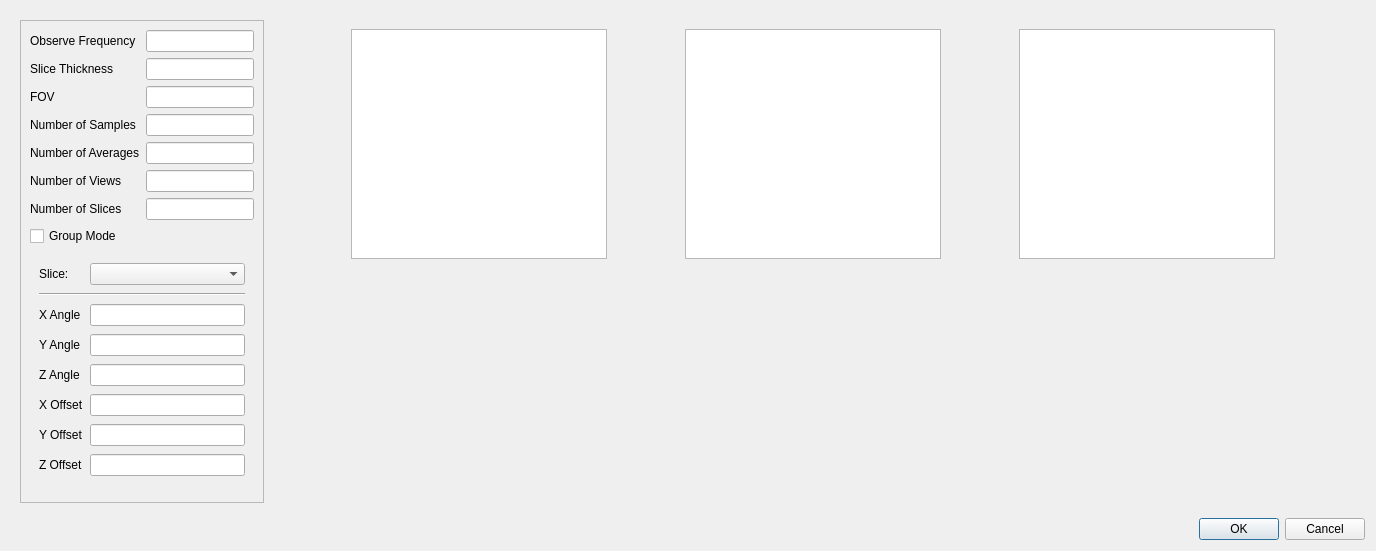
Old version of the form examinfodialog.ui in the repository xbghc/mrscan2.
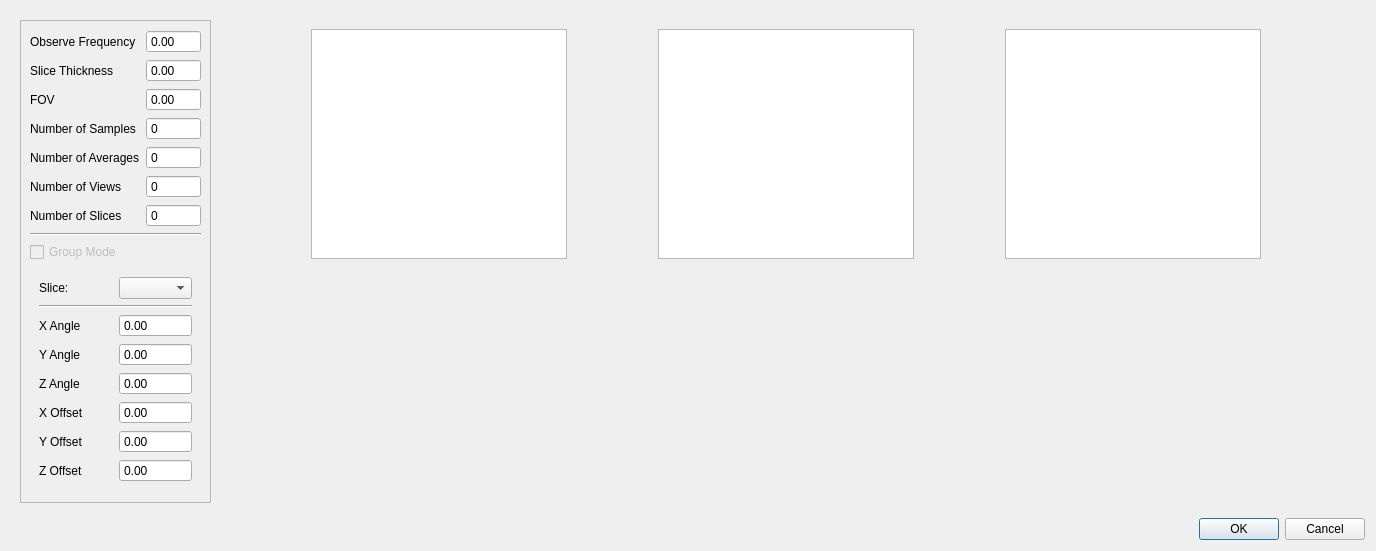
New version of the form.

Commit message:
feat: 使用table view代替原来的table widget
commit c248f12575833efa074e6b1fad004ea202eaf059

    参数对话框accept后会将修改应用到序列的参数

commit 60c9172a46e2c8c21e1334be7a9230b7244397b9

    参数的输入使用spinbox

commit 7e6b30fe2b827f749149addd7265072b2efced50

    打开序列窗口时初始化参数

commit e674fc43fe691778cd7f2f831bb97f0cae7fb437

    使用table view重写exam table

What changed in the file:
```diff
--- a/examinfodialog.ui
+++ b/examinfodialog.ui
@@ -33,59 +33,98 @@
           <rect>
            <x>0</x>
            <y>0</y>
-           <width>254</width>
-           <height>482</height>
+           <width>240</width>
+           <height>494</height>
           </rect>
          </property>
          <layout class="QGridLayout" name="gridLayout">
-          <item row="2" column="0">
-           <widget class="QLabel" name="label_3">
-            <property name="text">
-             <string>FOV</string>
+          <item row="3" column="1">
+           <widget class="QSpinBox" name="editNoSamples">
+            <property name="buttonSymbols">
+             <enum>QAbstractSpinBox::ButtonSymbols::NoButtons</enum>
+            </property>
+            <property name="maximum">
+             <number>9999</number>
             </property>
            </widget>
           </item>
-          <item row="4" column="1">
-           <widget class="QLineEdit" name="lineEdit_5">
-            <property name="text">
-             <string/>
+          <item row="5" column="1">
+           <widget class="QSpinBox" name="editNoViews">
+            <property name="buttonSymbols">
+             <enum>QAbstractSpinBox::ButtonSymbols::NoButtons</enum>
+            </property>
+            <property name="maximum">
+             <number>9999</number>
             </property>
            </widget>
           </item>
           <item row="1" column="1">
-           <widget class="QLineEdit" name="lineEdit_2"/>
-          </item>
-          <item row="1" column="0">
-           <widget class="QLabel" name="label_2">
-            <property name="text">
-             <string>Slice Thickness</string>
+           <widget class="QDoubleSpinBox" name="editSliceThickness">
+            <property name="buttonSymbols">
+             <enum>QAbstractSpinBox::ButtonSymbols::NoButtons</enum>
             </property>
-           </widget>
-          </item>
-          <item row="6" column="0">
-           <widget class="QLabel" name="label_7">
-            <property name="text">
-             <string>Number of Slices</string>
+            <property name="maximum">
+             <double>9999.000000000000000</double>
             </property>
            </widget>
           </item>
           <item row="0" column="1">
-           <widget class="QLineEdit" name="lineEdit"/>
+           <widget class="QDoubleSpinBox" name="editObserveFrequency">
+            <property name="buttonSymbols">
+             <enum>QAbstractSpinBox::ButtonSymbols::NoButtons</enum>
+            </property>
+            <property name="maximum">
+             <double>9999.000000000000000</double>
+            </property>
+           </widget>
           </item>
-          <item row="3" column="1">
-           <widget class="QLineEdit" name="lineEdit_4">
-            <property name="text">
-             <string/>
+          <item row="4" column="1">
+           <widget class="QSpinBox" name="editNoAverages">
+            <property name="buttonSymbols">
+             <enum>QAbstractSpinBox::ButtonSymbols::NoButtons</enum>
             </property>
+            <property name="maximum">
+             <number>9999</number>
+            </property>
            </widget>
           </item>
-          <item row="7" column="0">
-           <widget class="QCheckBox" name="checkBox">
+          <item row="8" column="0" colspan="2">
+           <widget class="QCheckBox" name="checkGroupMode">
+            <property name="enabled">
+             <bool>false</bool>
+            </property>
             <property name="text">
              <string>Group Mode</string>
             </property>
            </widget>
           </item>
+          <item row="3" column="0">
+           <widget class="QLabel" name="label_4">
+            <property name="text">
+             <string>Number of Samples</string>
+            </property>
+           </widget>
+          </item>
+          <item row="6" column="1">
+           <widget class="QSpinBox" name="editNoSlices">
+            <property name="buttonSymbols">
+             <enum>QAbstractSpinBox::ButtonSymbols::NoButtons</enum>
+            </property>
+            <property name="maximum">
+             <number>9999</number>
+            </property>
+           </widget>
+          </item>
+          <item row="2" column="1">
+           <widget class="QDoubleSpinBox" name="editFOV">
+            <property name="buttonSymbols">
+             <enum>QAbstractSpinBox::ButtonSymbols::NoButtons</enum>
+            </property>
+            <property name="maximum">
+             <double>9999.000000000000000</double>
+            </property>
+           </widget>
+          </item>
           <item row="4" column="0">
            <widget class="QLabel" name="label_5">
             <property name="text">
@@ -93,30 +132,6 @@
             </property>
            </widget>
           </item>
-          <item row="2" column="1">
-           <widget class="QLineEdit" name="lineEdit_3">
-            <property name="text">
-             <string/>
-            </property>
-           </widget>
-          </item>
-          <item row="6" column="1">
-           <widget class="QLineEdit" name="lineEdit_7"/>
-          </item>
-          <item row="5" column="1">
-           <widget class="QLineEdit" name="lineEdit_6">
-            <property name="text">
-             <string/>
-            </property>
-           </widget>
-          </item>
-          <item row="0" column="0">
-           <widget class="QLabel" name="label">
-            <property name="text">
-             <string>Observe Frequency</string>
-            </property>
-           </widget>
-          </item>
           <item row="5" column="0">
            <widget class="QLabel" name="label_6">
             <property name="text">
@@ -124,14 +139,7 @@
             </property>
            </widget>
           </item>
-          <item row="3" column="0">
-           <widget class="QLabel" name="label_4">
-            <property name="text">
-             <string>Number of Samples</string>
-            </property>
-           </widget>
-          </item>
-          <item row="8" column="0" colspan="2">
+          <item row="9" column="0" colspan="2">
            <widget class="QStackedWidget" name="stackedWidget">
             <property name="lineWidth">
              <number>1</number>
@@ -155,11 +163,8 @@
                 </property>
                </widget>
               </item>
-              <item row="8" column="1">
-               <widget class="QLineEdit" name="lineEdit_11"/>
-              </item>
               <item row="0" column="1">
-               <widget class="QComboBox" name="comboBox"/>
+               <widget class="QComboBox" name="comboSlice"/>
               </item>
               <item row="3" column="0">
                <widget class="QLabel" name="label_9">
@@ -175,12 +180,6 @@
                 </property>
                </widget>
               </item>
-              <item row="2" column="1">
-               <widget class="QLineEdit" name="lineEdit_8"/>
-              </item>
-              <item row="4" column="1">
-               <widget class="QLineEdit" name="lineEdit_10"/>
-              </item>
               <item row="0" column="0">
                <widget class="QLabel" name="label_8">
                 <property name="text">
@@ -188,9 +187,6 @@
                 </property>
                </widget>
               </item>
-              <item row="5" column="1">
-               <widget class="QLineEdit" name="lineEdit_13"/>
-              </item>
               <item row="2" column="0">
                <widget class="QLabel" name="label_11">
                 <property name="text">
@@ -198,12 +194,6 @@
                 </property>
                </widget>
               </item>
-              <item row="3" column="1">
-               <widget class="QLineEdit" name="lineEdit_9"/>
-              </item>
-              <item row="9" column="1">
-               <widget class="QLineEdit" name="lineEdit_12"/>
-              </item>
               <item row="8" column="0">
                <widget class="QLabel" name="label_12">
                 <property name="text">
@@ -218,6 +208,84 @@
                 </property>
                </widget>
               </item>
+              <item row="2" column="1">
+               <widget class="QDoubleSpinBox" name="editXAngle">
+                <property name="buttonSymbols">
+                 <enum>QAbstractSpinBox::ButtonSymbols::NoButtons</enum>
+                </property>
+                <property name="minimum">
+                 <double>-360.000000000000000</double>
+                </property>
+                <property name="maximum">
+                 <double>360.000000000000000</double>
+                </property>
+               </widget>
+              </item>
+              <item row="3" column="1">
+               <widget class="QDoubleSpinBox" name="editYAngle">
+                <property name="buttonSymbols">
+                 <enum>QAbstractSpinBox::ButtonSymbols::NoButtons</enum>
+                </property>
+                <property name="minimum">
+                 <double>-360.000000000000000</double>
+                </property>
+                <property name="maximum">
+                 <double>360.000000000000000</double>
+                </property>
+               </widget>
+              </item>
+              <item row="4" column="1">
+               <widget class="QDoubleSpinBox" name="editZAngle">
+                <property name="buttonSymbols">
+                 <enum>QAbstractSpinBox::ButtonSymbols::NoButtons</enum>
+                </property>
+                <property name="minimum">
+                 <double>-360.000000000000000</double>
+                </property>
+                <property name="maximum">
+                 <double>360.000000000000000</double>
+                </property>
+               </widget>
+              </item>
+              <item row="5" column="1">
+               <widget class="QDoubleSpinBox" name="editXOffset">
+                <property name="buttonSymbols">
+                 <enum>QAbstractSpinBox::ButtonSymbols::NoButtons</enum>
+                </property>
+                <property name="minimum">
+                 <double>-999.000000000000000</double>
+                </property>
+                <property name="maximum">
+                 <double>999.000000000000000</double>
+                </property>
+               </widget>
+              </item>
+              <item row="8" column="1">
+               <widget class="QDoubleSpinBox" name="editYOffset">
+                <property name="buttonSymbols">
+                 <enum>QAbstractSpinBox::ButtonSymbols::NoButtons</enum>
+                </property>
+                <property name="minimum">
+                 <double>-999.000000000000000</double>
+                </property>
+                <property name="maximum">
+                 <double>999.000000000000000</double>
+                </property>
+               </widget>
+              </item>
+              <item row="9" column="1">
+               <widget class="QDoubleSpinBox" name="editZOffset">
+                <property name="buttonSymbols">
+                 <enum>QAbstractSpinBox::ButtonSymbols::NoButtons</enum>
+                </property>
+                <property name="minimum">
+                 <double>-999.000000000000000</double>
+                </property>
+                <property name="maximum">
+                 <double>999.000000000000000</double>
+                </property>
+               </widget>
+              </item>
              </layout>
             </widget>
             <widget class="QWidget" name="page_2">
@@ -229,9 +297,6 @@
                 </property>
                </widget>
               </item>
-              <item row="0" column="1">
-               <widget class="QLineEdit" name="lineEdit_14"/>
-              </item>
               <item row="1" column="0" colspan="2">
                <spacer name="verticalSpacer">
                 <property name="orientation">
@@ -245,10 +310,55 @@
                 </property>
                </spacer>
               </item>
+              <item row="0" column="1">
+               <widget class="QDoubleSpinBox" name="editSliceSeparation">
+                <property name="buttonSymbols">
+                 <enum>QAbstractSpinBox::ButtonSymbols::NoButtons</enum>
+                </property>
+                <property name="maximum">
+                 <double>9999.000000000000000</double>
+                </property>
+               </widget>
+              </item>
              </layout>
             </widget>
            </widget>
           </item>
+          <item row="1" column="0">
+           <widget class="QLabel" name="label_2">
+            <property name="text">
+             <string>Slice Thickness</string>
+            </property>
+           </widget>
+          </item>
+          <item row="0" column="0">
+           <widget class="QLabel" name="label">
+            <property name="text">
+             <string>Observe Frequency</string>
+            </property>
+           </widget>
+          </item>
+          <item row="2" column="0">
+           <widget class="QLabel" name="label_3">
+            <property name="text">
+             <string>FOV</string>
+            </property>
+           </widget>
+          </item>
+          <item row="6" column="0">
+           <widget class="QLabel" name="label_7">
+            <property name="text">
+             <string>Number of Slices</string>
+            </property>
+           </widget>
+          </item>
+          <item row="7" column="0" colspan="2">
+           <widget class="Line" name="line_2">
+            <property name="orientation">
+             <enum>Qt::Orientation::Horizontal</enum>
+            </property>
+           </widget>
+          </item>
          </layout>
         </widget>
        </widget>
```
The commit also changes 9 other files.
